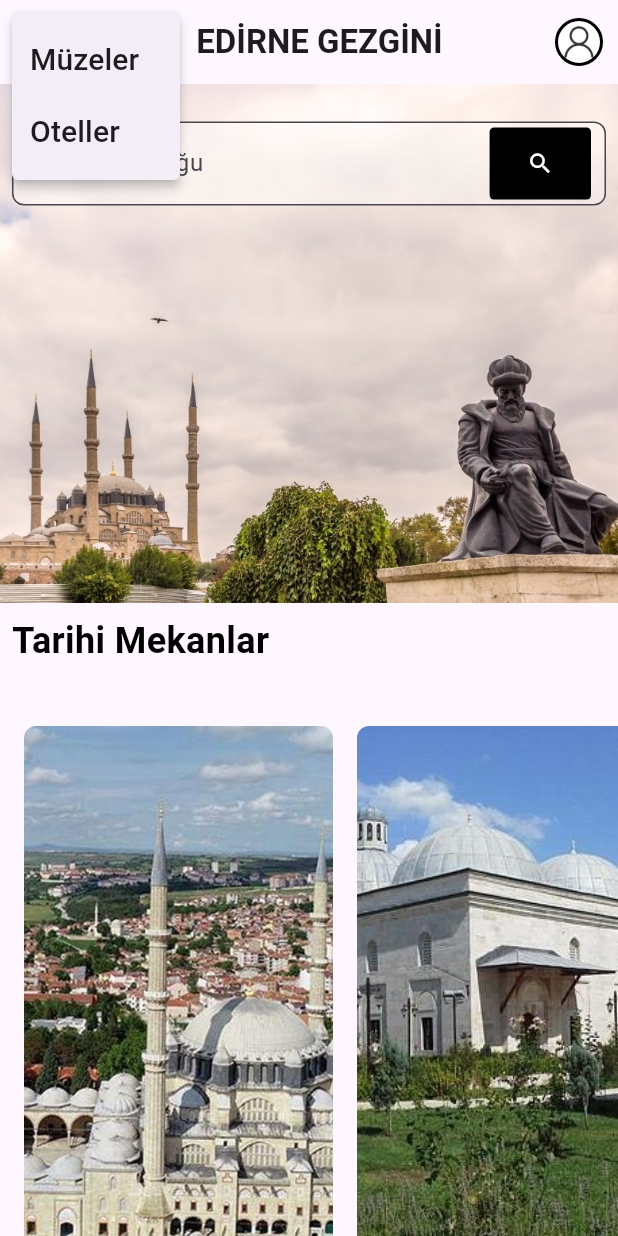
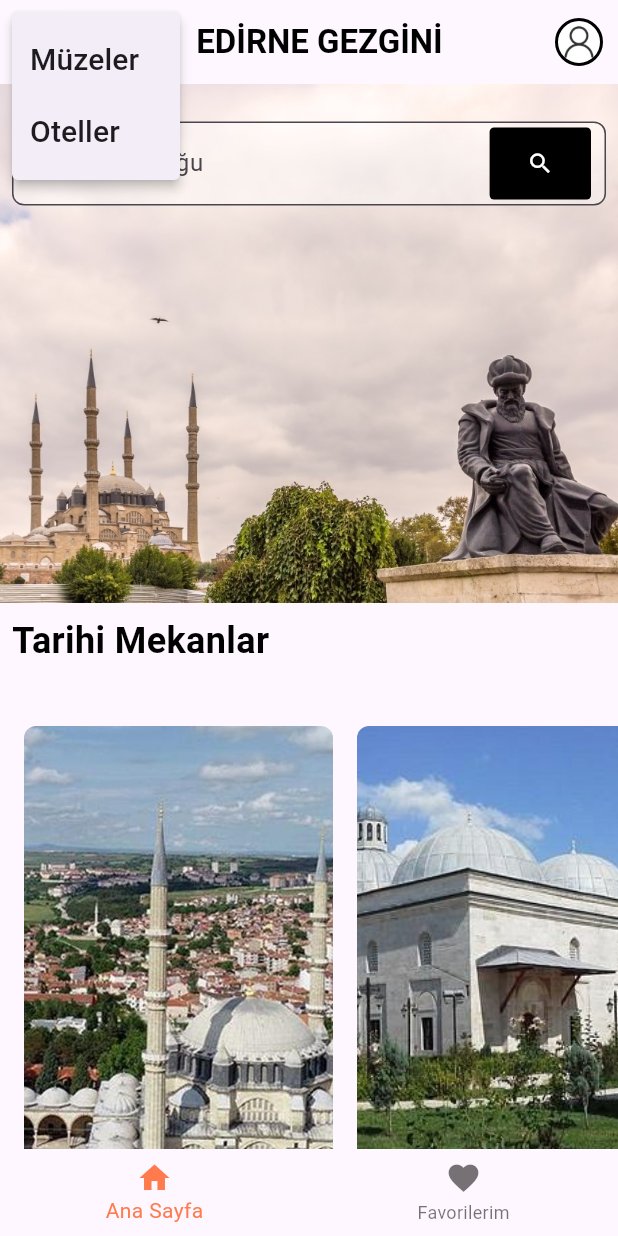
Before and after one commit to erenefeidi/School-Project-UI, a Flutter app: the screen it shows after launch, after a tap on the "menu" icon, on a phone screen of 412 x 824 dp. Run offline on Flutter 3.47's test engine with Material 3 defaults, Android fonts, the light colour scheme and no system bars; drawn by our look-alikes of auto_size_text; our stand-ins replace google_fonts.

Commit message:
bottom_navigation_bar was added
added:
-BottomNavigationBar was added.
-constants was added
-MaterialApp from the return of _HomePageState was changed with Scaffold

```diff
--- /dev/null
+++ b/lib/constants.dart
@@ -0,0 +1,6 @@
+import 'package:flutter/material.dart';
+
+const Color bottomNavBarColor = Color(0XFFff7b4e);
+const Color appNameColor = Color(0XFFffde76);
+const Color primaryTextColor = Color(0XFF000000);
+const Color backGroundColor = Color(0XFFededed);
--- a/lib/main.dart
+++ b/lib/main.dart
@@ -1,7 +1,7 @@
-import 'package:edirne_gezgini_ui/view/home_page.dart';
+import 'package:edirne_gezgini_ui/view/bottom_navigation_bar.dart';
 import 'package:flutter/material.dart';
 
 
 void main() {
-  runApp(const HomePage());
+  runApp(const BottomNavBar());
 }
--- /dev/null
+++ b/lib/view/bottom_navigation_bar.dart
@@ -0,0 +1,55 @@
+import 'package:edirne_gezgini_ui/view/favorites_page.dart';
+import 'package:edirne_gezgini_ui/view/home_page.dart';
+import 'package:flutter/material.dart';
+import 'package:google_fonts/google_fonts.dart';
+import 'package:edirne_gezgini_ui/constants.dart' as constants;
+
+
+class BottomNavBar extends StatelessWidget{
+  const BottomNavBar({super.key});
+
+  @override
+  Widget build(BuildContext context) {
+    int currentIndex = 0;
+    return MaterialApp(
+      debugShowCheckedModeBanner: false,
+      home: Scaffold(
+          body: IndexedStack(
+            index: currentIndex,
+            children:  const [
+              HomePage(),
+              FavoritePage()
+            ],
+          ),
+          bottomNavigationBar: BottomNavigationBar(
+            selectedLabelStyle: GoogleFonts.gentiumBookPlus(),
+            unselectedLabelStyle: GoogleFonts.gentiumBookPlus(),
+            selectedItemColor: constants.bottomNavBarColor,
+            currentIndex: currentIndex,
+            type: BottomNavigationBarType.fixed,
+            elevation: 0,
+            onTap: (index){
+              currentIndex = index;
+            },
+            items: [
+              home(),
+              favorites()
+            ],
+          )),
+    );
+  }
+
+  BottomNavigationBarItem home(){
+    return const BottomNavigationBarItem(
+        icon: Icon(Icons.home),
+        label: "Ana Sayfa"
+    );
+  }
+
+  BottomNavigationBarItem favorites(){
+    return const BottomNavigationBarItem(
+        icon: Icon(Icons.favorite),
+        label: "Favorilerim"
+    );
+  }
+}
--- /dev/null
+++ b/lib/view/favorites_page.dart
@@ -0,0 +1,15 @@
+
+import 'package:flutter/material.dart';
+
+class FavoritePage extends StatefulWidget {
+  const FavoritePage({super.key});
+  @override
+  State<StatefulWidget> createState() => _FavoritePageState();
+}
+
+class _FavoritePageState extends State<FavoritePage> {
+  @override
+  Widget build(BuildContext context) {
+    return const Scaffold();
+  }
+}
--- a/lib/view/home_page.dart
+++ b/lib/view/home_page.dart
@@ -2,6 +2,7 @@
 import 'package:flutter/material.dart';
 
 import '../database/temporary_database.dart';
+import 'package:edirne_gezgini_ui/constants.dart' as constants;
 import '../model/enum/place_category.dart';
 import '../model/place.dart';
 import '../widget/hero_area.dart';
@@ -29,15 +30,7 @@
 
     double width = MediaQuery.of(context).size.width/100;
     double height = MediaQuery.of(context).size.height/100;
-    return MaterialApp(
-      debugShowCheckedModeBanner: false,
-      theme: ThemeData(
-        textTheme: ThemeData.dark().textTheme.copyWith(),
-        fontFamily: "Inter",
-        useMaterial3: true,
-        primaryColor: Colors.white,
-      ),
-      home: Scaffold(
+    return Scaffold(
         appBar: AppBar(
           leading: PopupMenuButton<String>(
             onSelected: (String result) {},
@@ -74,7 +67,7 @@
           title: const Center(
               child: AutoSizeText(
             "EDİRNE GEZGİNİ",
-            style: TextStyle(fontWeight: FontWeight.bold),
+            style: TextStyle(fontWeight: FontWeight.bold,color: constants.primaryTextColor),
           )),
         ),
         body: ListView(scrollDirection: Axis.vertical, children: [
@@ -86,7 +79,7 @@
                 textAlign: TextAlign.left,
                 minFontSize: 15,
                 style: TextStyle(
-                  color: Color.fromRGBO(0, 0, 0, 1),
+                  color: constants.primaryTextColor,
                   fontWeight: FontWeight.bold,
                   fontSize: 24,
                 ),
@@ -96,7 +89,7 @@
 
           //list historical places
           SizedBox(
-            width: width*50,
+            width: width*100,
             height: height*65,
             child: historicalPlacesListView(historicalPlaces),
           ),
@@ -107,7 +100,7 @@
                 "Müzeler",
                 textAlign: TextAlign.left,
                 style: TextStyle(
-                  color: Color.fromRGBO(0, 0, 0, 1),
+                  color: constants.primaryTextColor,
                   fontWeight: FontWeight.bold,
                   fontSize: 24,
                 ),
@@ -121,8 +114,7 @@
               height: height*65,
               child: museumsListView(museums)),
         ]),
-      ),
-    );
+      );
   }
 
   Widget historicalPlacesListView(List<Place> historicalPlaces) {
--- a/pubspec.yaml
+++ b/pubspec.yaml
@@ -36,6 +36,7 @@
   # Use with the CupertinoIcons class for iOS style icons.
   cupertino_icons: ^1.0.2
   auto_size_text: ^3.0.0
+  google_fonts:
 
 dev_dependencies:
   flutter_test:
```
Also changed, not shown: pubspec.lock, 5 other files.
